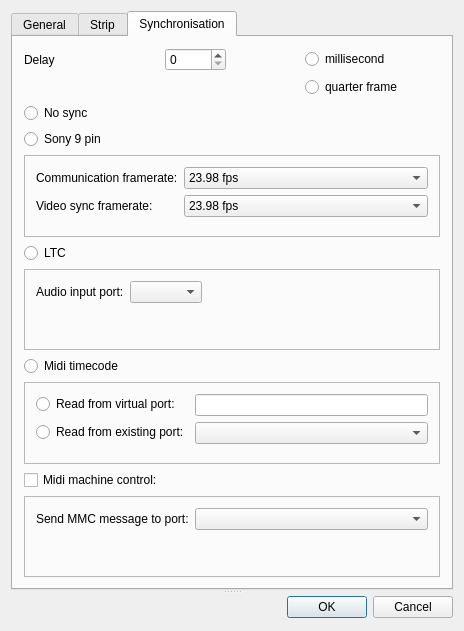
Before: the Qt Designer form app/Joker/PreferencesDialog.ui in JokerSync/Joker, drawn with Qt 5.
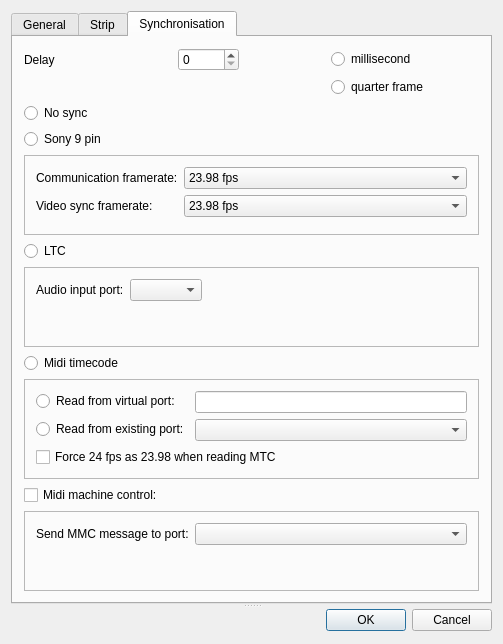
After: the same form once the commit is applied. The open tabs and pages were chosen to show the change. Custom widgets are drawn as their Qt base class.

Commit message: joker can force mtc 24 fps to 23.98

```diff
--- a/app/Joker/PreferencesDialog.ui
+++ b/app/Joker/PreferencesDialog.ui
@@ -6,8 +6,8 @@
    <rect>
     <x>0</x>
     <y>0</y>
-    <width>464</width>
-    <height>631</height>
+    <width>503</width>
+    <height>644</height>
    </rect>
   </property>
   <property name="windowTitle">
@@ -433,6 +433,13 @@
            <item row="0" column="1">
             <widget class="QLineEdit" name="mtcVirtualInputPortLineEdit"/>
            </item>
+           <item row="2" column="0" colspan="2">
+            <widget class="QCheckBox" name="mtcForce24as2398CheckBox">
+             <property name="text">
+              <string>Force 24 fps as 23.98 when reading MTC</string>
+             </property>
+            </widget>
+           </item>
           </layout>
          </widget>
         </item>
```
Left out of the diff: 2 changed lines with no effect on the pictures. The commit also changes 5 other files.
